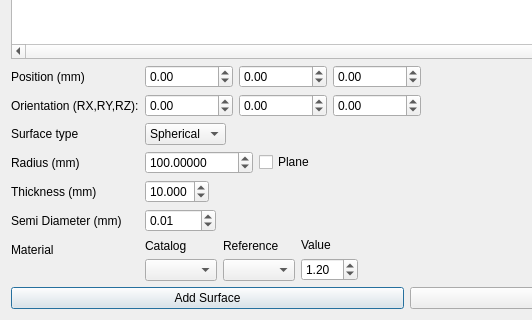
The window that freecad/pyoptools/GUI/LensData.ui (cihologramas/freecad-pyoptools) describes before a commit, drawn with Qt 5; both pictures show x 0 to 532 and y 241 to 561 of the 813 by 561 pixel window.
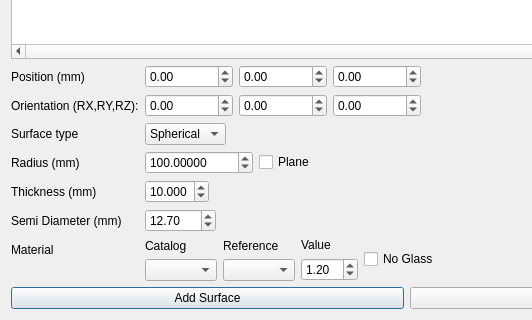
The same window after the commit.

Commit message: Modifications to allow to create multilenses from data. Now it seems to be woarking

```diff
--- a/freecad/pyoptools/GUI/LensData.ui
+++ b/freecad/pyoptools/GUI/LensData.ui
@@ -257,7 +257,7 @@
         <double>2000.000000000000000</double>
        </property>
        <property name="value">
-        <double>0.010000000000000</double>
+        <double>12.699999999999999</double>
        </property>
       </widget>
      </item>
@@ -322,6 +322,13 @@
          </item>
         </layout>
        </item>
+       <item>
+        <widget class="QCheckBox" name="NG">
+         <property name="text">
+          <string>No Glass</string>
+         </property>
+        </widget>
+       </item>
       </layout>
      </item>
     </layout>
```
The commit also changes 1 other file.
